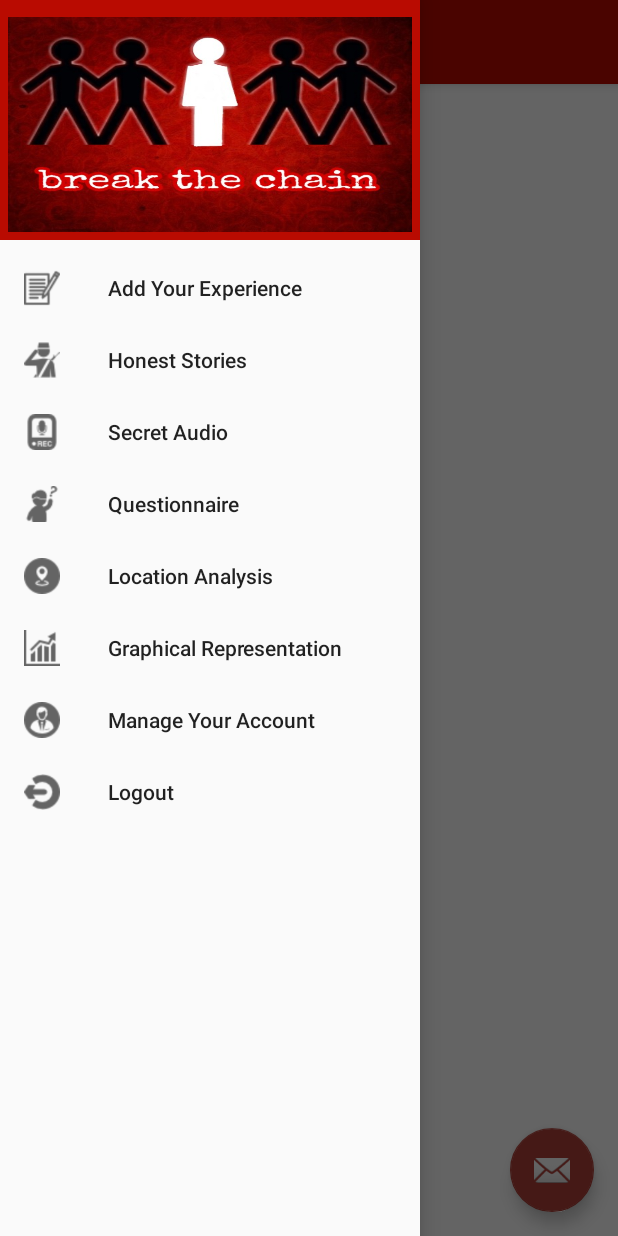
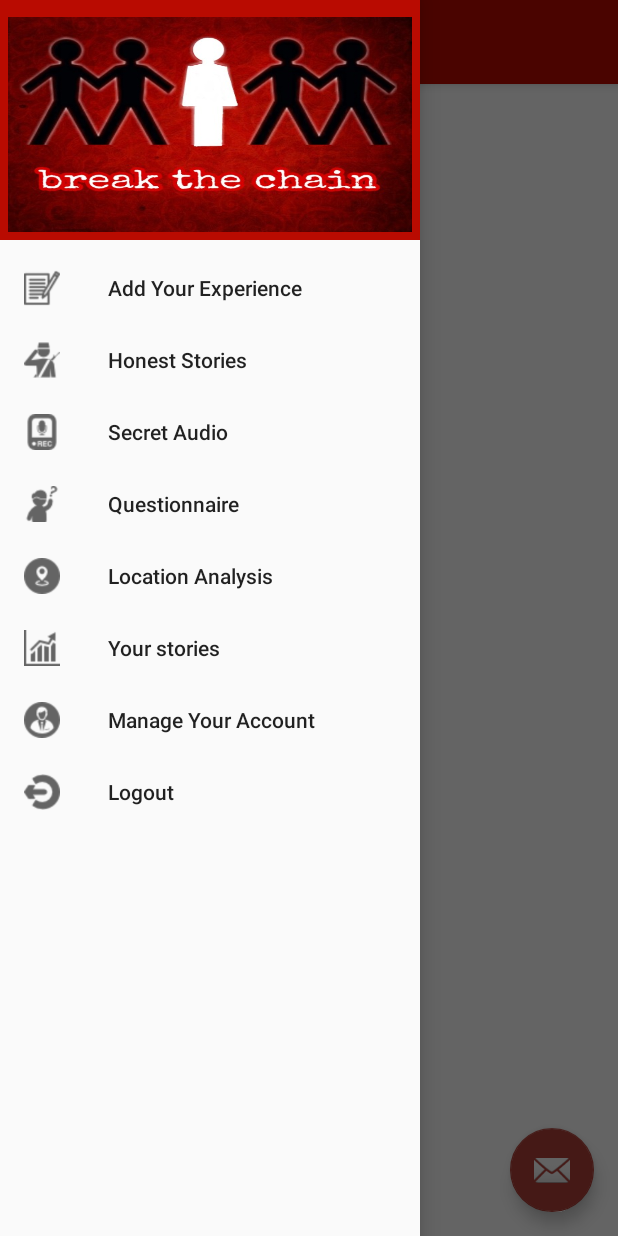
Before and after one commit to rashiarora/Negruption_r, an Android app: the HomeActivity screen opened directly, with no data from a screen before it, with the side drawer open, on a phone screen of 412 x 824 dp. Run offline under Robolectric (Android 15) with nearby library versions, the light colour scheme and no system bars; our stand-ins replace Volley; network calls fail.

Commit message:
Second Commit

```diff
--- a/app/build.gradle
+++ b/app/build.gradle
@@ -30,7 +30,7 @@ dependencies {
     compile 'com.android.volley:volley:1.0.0'
     compile 'com.jakewharton:butterknife:5.1.1'
     compile 'com.google.android.gms:play-services-maps:10.2.0'
-    testCompile 'junit:junit:4.12'
     compile 'com.android.support:cardview-v7:25.2.0'
     compile 'com.squareup.picasso:picasso:2.3.2'
+    testCompile 'junit:junit:4.12'
 }
--- a/app/src/main/java/com/codeogic/negruption/HomeActivity.java
+++ b/app/src/main/java/com/codeogic/negruption/HomeActivity.java
@@ -135,7 +135,9 @@ public class HomeActivity extends AppCompatActivity
 
         } else if (id == R.id.nav_questionnaire) {
 
-        } else if (id == R.id.nav_graph) {
+        } else if (id == R.id.nav_your_story) {
+            Intent i = new Intent(HomeActivity.this,YourStoriesActivity.class);
+            startActivity(i);
 
         } else if (id== R.id.nav_audio){
             Intent i=new Intent(HomeActivity.this,SecretAudioActivity.class);
--- a/app/src/main/java/com/codeogic/negruption/Util.java
+++ b/app/src/main/java/com/codeogic/negruption/Util.java
@@ -31,11 +31,17 @@ public class Util {
 
     public static final String RETRIEVE_STORY = "http://codeogic.esy.es/negruption/retrieve_story.php";
 
+
+    public static final String RETRIEVE_YOUR_STORY = "http://codeogic.esy.es/negruption/retrieve_your_stories.php";
+
+
     public static final String RETRIEVE_USER = "http://codeogic.esy.es/negruption/retrieve_users.php";
 
     public static final String RETRIEVE_LOCATION = "http://codeogic.esy.es/negruption/retrieve_location.php";
 
     public static final String DELETE_USER = "http://codeogic.esy.es/negruption/delete_user.php";
+
+    public static final String DELETE_STORY = "http://codeogic.esy.es/negruption/delete_stories.php";
 
     public static final String UPDATE_USER = "http://codeogic.esy.es/negruption/update_user.php";
 
--- a/app/src/main/res/menu/activity_home_drawer.xml
+++ b/app/src/main/res/menu/activity_home_drawer.xml
@@ -29,9 +29,9 @@
 
 
         <item
-            android:id="@+id/nav_graph"
+            android:id="@+id/nav_your_story"
             android:icon="@drawable/graph"
-            android:title="Graphical Representation" />
+            android:title="Your stories" />
 
         <item
             android:id="@+id/nav_manageAccount"
--- a/gradle.properties
+++ b/gradle.properties
@@ -9,7 +9,7 @@
 
 # Specifies the JVM arguments used for the daemon process.
 # The setting is particularly useful for tweaking memory settings.
-org.gradle.jvmargs=-Xmx1536m
+org.gradle.jvmargs=-Xmx1024m
 
 # When configured, Gradle will run in incubating parallel mode.
 # This option should only be used with decoupled projects. More details, visit
```
Also changed, not shown: app/src/main/AndroidManifest.xml (+5 -4 lines).
